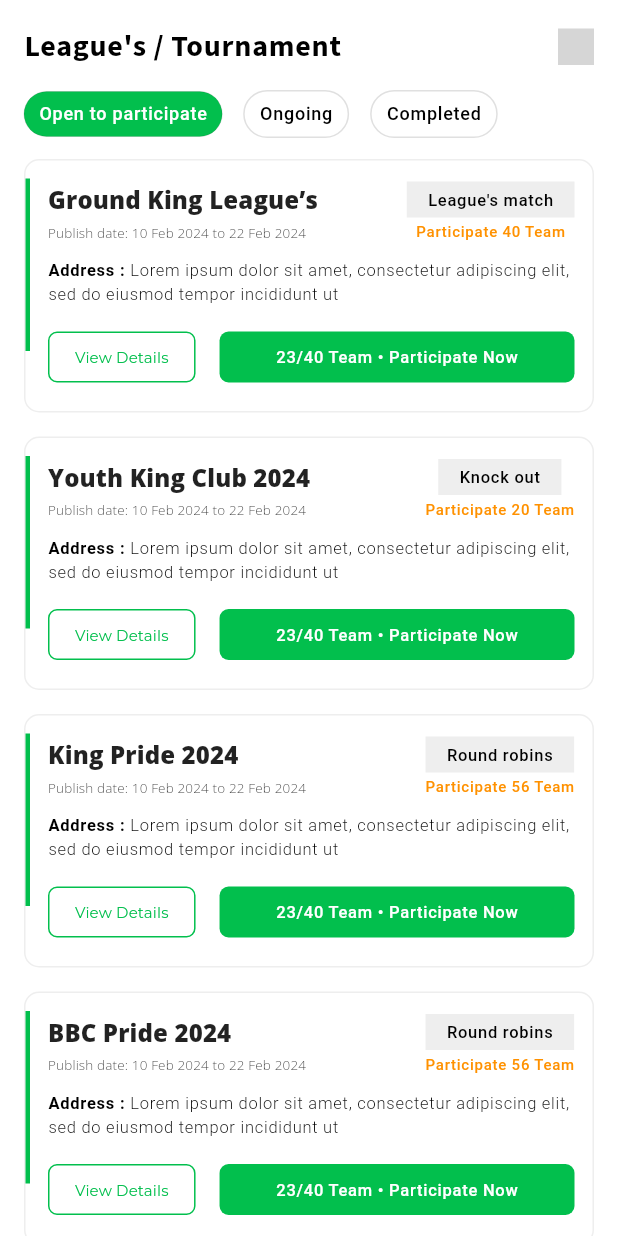
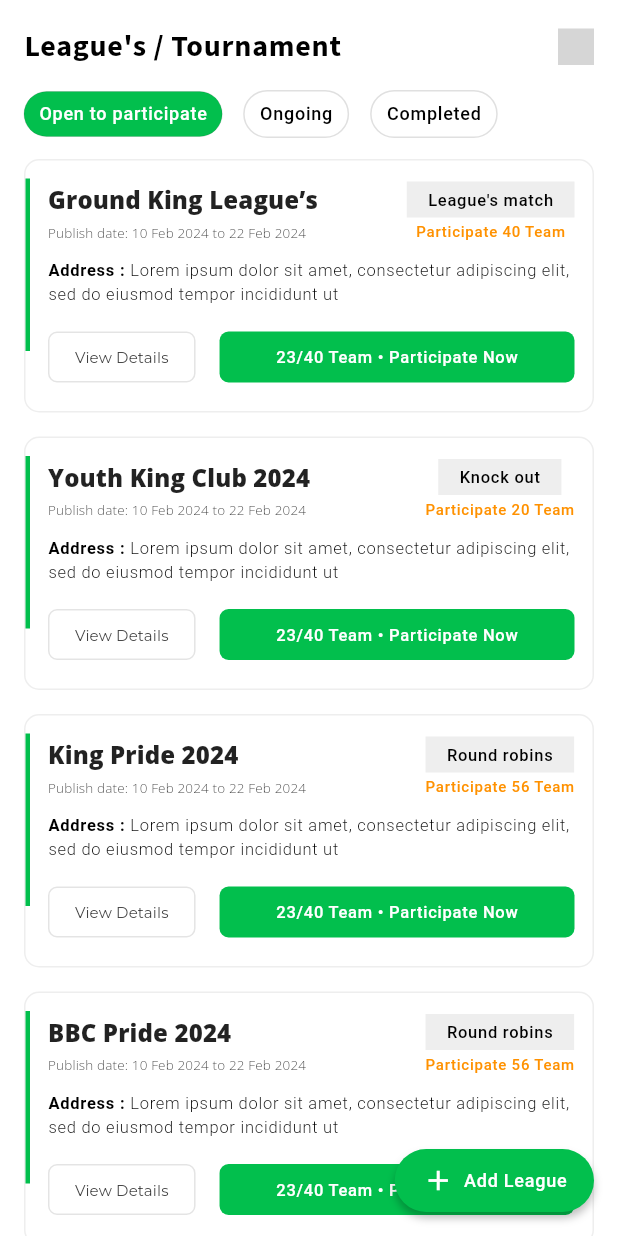
Before and after one commit to Mitsinh-Rajput/football-shuru, a Flutter app: the LeagueScreen screen opened directly, on a phone screen of 412 x 824 dp. Run offline on Flutter 3.47's test engine with Material 3 defaults, Android fonts, the phone set to English and light mode, and no system bars; our stand-ins replace fluttertoast, get, google_fonts, page_transition; missing offline and left inert: onesignal_flutter, r_dotted_line_border; statements that could not run were skipped; grey boxes are pictures that could not be loaded.

Commit message:
add floating button

```diff
--- a/lib/views/base/common_button.dart
+++ b/lib/views/base/common_button.dart
@@ -17,6 +17,7 @@ class CustomButton extends StatelessWidget {
     this.radius = 14,
     this.elevation = 10,
     this.fontSize = 16,
+    this.borderColor,
   })  : assert(title == null || child == null,
             'Cannot provide both a title and a child\n'),
         super(key: key);
@@ -34,6 +35,7 @@ class CustomButton extends StatelessWidget {
     this.radius = 14,
     this.elevation = 10,
     this.fontSize,
+    this.borderColor,
   })  : assert(title == null || child == null,
             'Cannot provide both a title and a child\n'),
         super(key: key);
@@ -68,6 +70,9 @@ class CustomButton extends StatelessWidget {
   final double elevation;
 
   final double? fontSize;
+
+  //button border color
+  final Color? borderColor;
 
   @override
   Widget build(BuildContext context) {
@@ -127,7 +132,9 @@ class CustomButton extends StatelessWidget {
         disabledColor: disabledColor ?? Theme.of(context).disabledColor,
         shape: RoundedRectangleBorder(
           borderRadius: BorderRadius.circular(radius),
-          side: BorderSide(color: Theme.of(context).primaryColor),
+          side: BorderSide(
+              color: borderColor?.withOpacity(0.14) ??
+                  Theme.of(context).primaryColor),
         ),
         child: Center(
           child: Builder(
@@ -147,7 +154,7 @@ class CustomButton extends StatelessWidget {
                       title!,
                       textAlign: TextAlign.center,
                       style: GoogleFonts.montserrat(
-                        color: Theme.of(context).primaryColor,
+                        color: borderColor ?? Theme.of(context).primaryColor,
                         fontSize: fontSize,
                       ),
                     ),
--- a/lib/views/screens/dashboard/home_screen/league_and_tour_tile.dart
+++ b/lib/views/screens/dashboard/home_screen/league_and_tour_tile.dart
@@ -134,6 +134,7 @@ class _LeagueAndTourTileState extends State<LeagueAndTourTile> {
                         elevation: 0,
                         radius: 6,
                         type: ButtonType.secondary,
+                        borderColor: Colors.grey.shade800,
                         title: "View Details",
                         fontSize: 10,
                         onTap: () {},
--- a/lib/views/screens/dashboard/league_screen/league_screen.dart
+++ b/lib/views/screens/dashboard/league_screen/league_screen.dart
@@ -109,6 +109,38 @@ class _LeagueScreenState extends State<LeagueScreen> {
     Size size = MediaQuery.of(context).size;
     return SafeArea(
       child: Scaffold(
+        floatingActionButton: Container(
+          padding: const EdgeInsets.symmetric(horizontal: 18, vertical: 10),
+          decoration: BoxDecoration(
+              borderRadius: BorderRadius.circular(50),
+              color: primaryColor,
+              boxShadow: [
+                BoxShadow(
+                  blurRadius: 4,
+                  offset: const Offset(0, 4),
+                  color: Colors.black.withOpacity(0.25),
+                ),
+              ]),
+          child: Row(
+            mainAxisSize: MainAxisSize.min,
+            children: [
+              const Icon(
+                Icons.add,
+                size: 22,
+                color: Colors.white,
+              ),
+              const SizedBox(
+                width: 6,
+              ),
+              Text(
+                "Add League",
+                style: Theme.of(context).textTheme.labelMedium!.copyWith(
+                      color: Colors.white,
+                    ),
+              ),
+            ],
+          ),
+        ),
         body: Column(
           children: [
             const SizedBox(
@@ -363,6 +395,7 @@ class _LeagueScreenState extends State<LeagueScreen> {
                                               elevation: 0,
                                               radius: 6,
                                               type: ButtonType.secondary,
+                                              borderColor: Colors.grey.shade800,
                                               title: "View Details",
                                               fontSize: 10,
                                               onTap: () {},
```
Also changed, not shown: lib/views/screens/dashboard/ground_screen/ground_screen.dart (+32 -0 lines).
